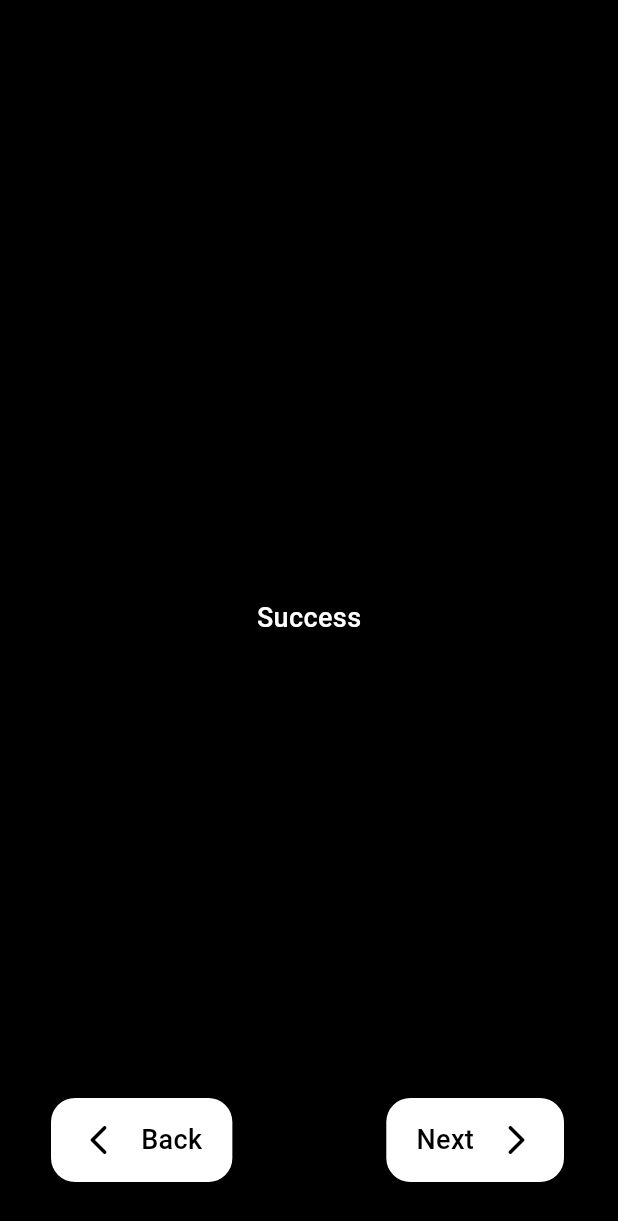
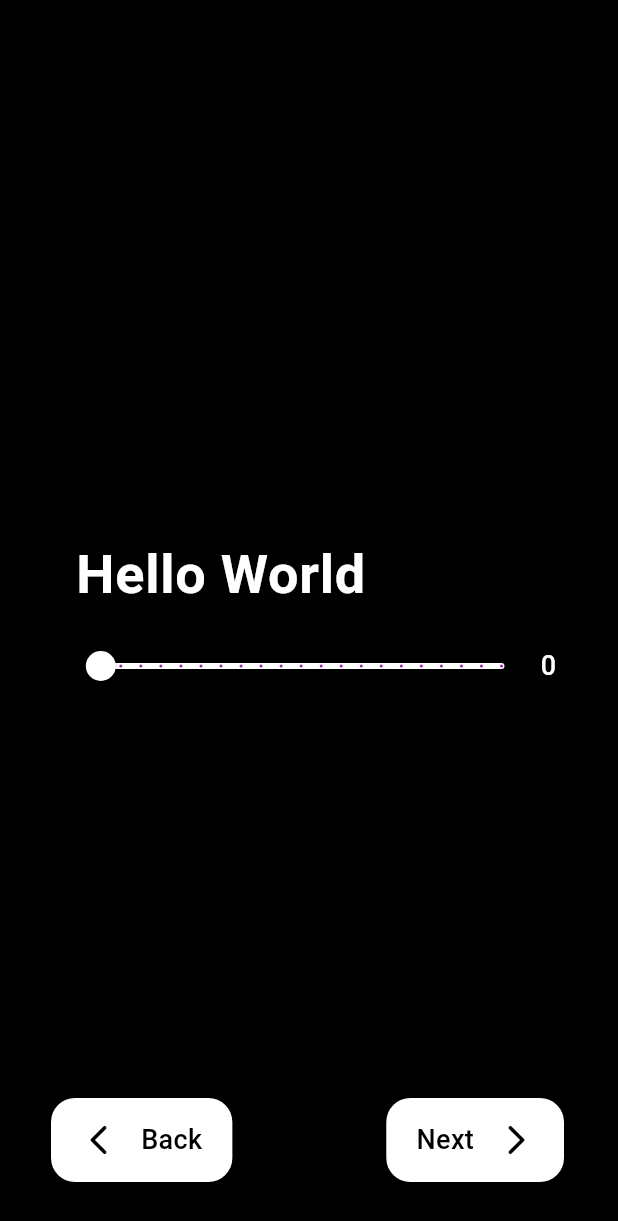
Before and after one commit to jydv402/Gmail-autolabel-frontend, a Flutter app: the DetailsPage screen opened by its route, after a tap on "Next", on a phone screen of 412 x 824 dp. Shown: the top 1221 px of the screen. Run offline on Flutter 3.47's test engine with Material 3 defaults, Android fonts, the light colour scheme and no system bars.

Commit message:
Fixed the basic framework

```diff
--- /dev/null
+++ b/credentials.json
@@ -0,0 +1 @@
+{"user_info":"I am a Developer and I am right now on the lookout for work opportunities and advancing my career. I want my mails to be focused on that goal and streamlined, I really don't want to see spammy promotional mails"}
--- a/lib/details.dart
+++ b/lib/details.dart
@@ -21,7 +21,9 @@ class _DetailsPageState extends State<DetailsPage> {
             bottom: 20.0,
             right: 20.0,
             child: FloatingActionButton.extended(
-              onPressed: () {},
+              onPressed: () {
+                Navigator.pushNamed(context, '/slider');
+              },
               label: Row(
                 children: <Widget>[
                   Text('Next',
--- a/lib/home.dart
+++ b/lib/home.dart
@@ -1,4 +1,16 @@
 import 'package:flutter/material.dart';
+import 'dart:io';
+import 'dart:convert';
+
+final _controller = TextEditingController();
+
+void writeToJson() async {
+  final text = _controller.text;
+  final jsonText = jsonEncode({"user_info": text});
+
+  final file = File('credentials.json');
+  await file.writeAsString(jsonText);
+}
 
 class MyHomePage extends StatefulWidget {
   const MyHomePage({super.key});
@@ -25,6 +37,7 @@ class _MyHomePageState extends State<MyHomePage> {
             ),
             const SizedBox(height: 10),
             TextFormField(
+              controller: _controller,
               maxLines: null,
               textAlign: TextAlign.center,
               style: const TextStyle(
@@ -44,6 +57,7 @@ class _MyHomePageState extends State<MyHomePage> {
             right: 20.0,
             child: FloatingActionButton.extended(
               onPressed: () {
+                writeToJson();
                 Navigator.pushNamed(context, '/details');
               },
               label: Row(
--- a/lib/main.dart
+++ b/lib/main.dart
@@ -1,6 +1,7 @@
 import 'package:flutter/material.dart';
 import 'package:hackathon/home.dart';
 import 'package:hackathon/details.dart';
+import 'package:hackathon/slider.dart';
 
 void main() {
   runApp(const MyApp());
@@ -15,6 +16,7 @@ class MyApp extends StatelessWidget {
     return MaterialApp(
       routes: {
         '/details': (context) => const DetailsPage(),
+        '/slider': (context) => const SliderPage(),
       },
       title: 'Flutter Demo',
       theme: ThemeData(
--- /dev/null
+++ b/lib/slider.dart
@@ -0,0 +1,101 @@
+import 'package:flutter/material.dart';
+
+class SliderPage extends StatefulWidget {
+  const SliderPage({super.key});
+
+  @override
+  State<SliderPage> createState() => _SliderPageState();
+}
+
+class _SliderPageState extends State<SliderPage> {
+  double _value = 0;
+
+  @override
+  Widget build(BuildContext context) {
+    return Scaffold(
+      backgroundColor: Colors.black,
+      body: Padding(
+        padding: EdgeInsets.symmetric(
+            horizontal: MediaQuery.of(context).size.width * 0.1),
+        child: Column(
+            crossAxisAlignment: CrossAxisAlignment.start,
+            mainAxisAlignment: MainAxisAlignment.center,
+            children: [
+              Text(
+                '\tHello World',
+                style: Theme.of(context).textTheme.bodyLarge,
+              ),
+              const SizedBox(height: 10),
+              //display the value of slider
+              Row(
+                children: [
+                  Expanded(
+                    child: Slider(
+                      activeColor: Colors.purple,
+                      inactiveColor: Colors.white,
+                      thumbColor: Colors.white,
+                      min: 0,
+                      max: 20,
+                      divisions: 20,
+                      value: _value,
+                      label: _value.toStringAsFixed(0),
+                      onChanged: (double newValue) {
+                        setState(() {
+                          _value = newValue;
+                        });
+                      },
+                    ),
+                  ),
+                  Text(_value.toStringAsFixed(0)),
+                ],
+              ),
+            ]),
+      ),
+      floatingActionButton: Stack(
+        children: [
+          Positioned(
+            bottom: 20.0,
+            right: 20.0,
+            child: FloatingActionButton.extended(
+              onPressed: () {
+                // Navigator.pushNamed(context, '/');
+              },
+              label: Row(
+                children: <Widget>[
+                  Text('Next',
+                      style: Theme.of(context)
+                          .textTheme
+                          .bodyMedium
+                          ?.copyWith(color: Colors.black)),
+                  const SizedBox(width: 16),
+                  const Icon(Icons.arrow_forward_ios_rounded,
+                      color: Colors.black),
+                ],
+              ),
+            ),
+          ),
+          Positioned(
+            bottom: 20.0,
+            left: 50,
+            child: FloatingActionButton.extended(
+              onPressed: () {
+                Navigator.pushNamed(context, '/details');
+              },
+              label: Row(
+                children: <Widget>[
+                  const Icon(Icons.arrow_back_ios_rounded, color: Colors.black),
+                  const SizedBox(width: 16),
+                  Text('Back',
+                      style: Theme.of(context)
+                          .textTheme
+                          .bodyMedium
+                          ?.copyWith(color: Colors.black)),
+                ],
+              ),
+            ),
+          ),
+        ],
+      ),
+    );
+  }
+}
```
Also changed, not shown: 1 other file.
